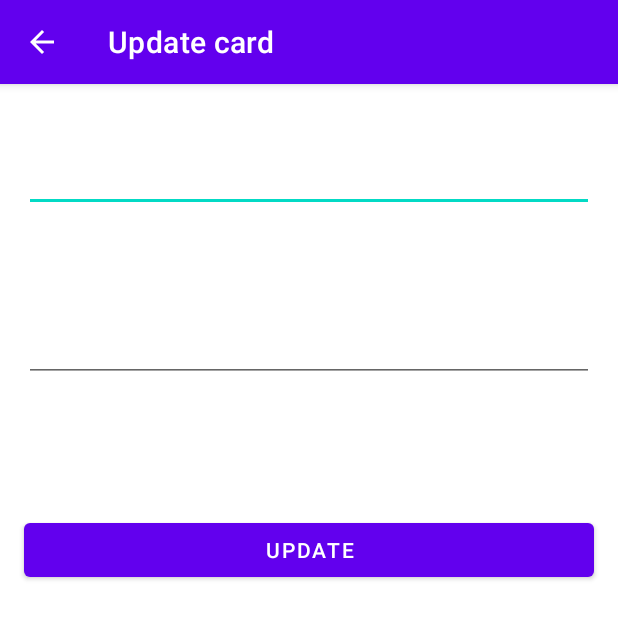
After one commit to ArtemKlym/SimpleCards, an Android app: the UpdateActivity screen opened directly, with no data from a screen before it, on a phone screen of 412 x 824 dp. The commit adds this screen. Shown: the top 619 px of the screen. Run offline under Robolectric (Android 15) with nearby library versions, the light colour scheme and no system bars.

Commit message:
Added 'UpdateActivity'

```diff
--- a/app/src/main/AndroidManifest.xml
+++ b/app/src/main/AndroidManifest.xml
@@ -16,14 +16,19 @@
         android:theme="@style/Theme.SimpleCards"
         tools:targetApi="31">
         <activity
+            android:name=".UpdateActivity"
+            android:exported="false"
+            android:label="Update card"
+            android:parentActivityName=".ShowCardsActivity"/>
+        <activity
             android:name=".ShowCardsActivity"
+            android:exported="false"
             android:label="Cards List"
-            android:exported="false"
-            android:parentActivityName=".MainActivity"/>
+            android:parentActivityName=".MainActivity" />
         <activity
             android:name=".AddWordActivity"
+            android:exported="false"
             android:label="Add Word"
-            android:exported="false"
             android:parentActivityName=".MainActivity" />
         <activity
             android:name=".MainActivity"
--- /dev/null
+++ b/app/src/main/java/com/example/simplecards/UpdateActivity.java
@@ -0,0 +1,14 @@
+package com.example.simplecards;
+
+import androidx.appcompat.app.AppCompatActivity;
+
+import android.os.Bundle;
+
+public class UpdateActivity extends AppCompatActivity {
+
+    @Override
+    protected void onCreate(Bundle savedInstanceState) {
+        super.onCreate(savedInstanceState);
+        setContentView(R.layout.activity_update);
+    }
+}
--- a/app/src/main/java/com/example/simplecards/recycleradapter/CustomAdapter.java
+++ b/app/src/main/java/com/example/simplecards/recycleradapter/CustomAdapter.java
@@ -23,6 +23,7 @@
 
 import com.example.simplecards.R;
 import com.example.simplecards.ShowCardsActivity;
+import com.example.simplecards.UpdateActivity;
 import com.example.simplecards.database.MyDataBaseHelper;
 
 import java.util.ArrayList;
@@ -109,6 +110,8 @@
                                 Toast.makeText(context, "Fail to delete", Toast.LENGTH_SHORT).show();
                             }
                         return true;
+                        case R.id.editMenu: context.startActivity(new Intent(context, UpdateActivity.class));
+                        return true;
 
                         default: return false;
                     }
--- /dev/null
+++ b/app/src/main/res/layout/activity_update.xml
@@ -0,0 +1,49 @@
+<?xml version="1.0" encoding="utf-8"?>
+<androidx.constraintlayout.widget.ConstraintLayout xmlns:android="http://schemas.android.com/apk/res/android"
+    xmlns:app="http://schemas.android.com/apk/res-auto"
+    xmlns:tools="http://schemas.android.com/tools"
+    android:layout_width="match_parent"
+    android:layout_height="match_parent"
+    tools:context=".UpdateActivity">
+
+    <EditText
+        android:id="@+id/originEditText"
+        android:layout_width="match_parent"
+        android:layout_height="wrap_content"
+        android:layout_marginStart="16dp"
+        android:layout_marginTop="40dp"
+        android:layout_marginEnd="16dp"
+        android:ems="10"
+        android:inputType="textPersonName"
+        app:layout_constraintEnd_toEndOf="parent"
+        app:layout_constraintHorizontal_bias="0.497"
+        app:layout_constraintStart_toStartOf="parent"
+        app:layout_constraintTop_toTopOf="parent" />
+
+    <EditText
+        android:id="@+id/translatedEditText"
+        android:layout_width="match_parent"
+        android:layout_height="wrap_content"
+        android:layout_marginStart="16dp"
+        android:layout_marginTop="68dp"
+        android:layout_marginEnd="16dp"
+        android:ems="10"
+        android:inputType="textPersonName"
+        app:layout_constraintEnd_toEndOf="@+id/originEditText"
+        app:layout_constraintHorizontal_bias="0.0"
+        app:layout_constraintStart_toStartOf="@+id/originEditText"
+        app:layout_constraintTop_toBottomOf="@+id/originEditText" />
+
+    <Button
+        android:id="@+id/btnUpdateWords"
+        android:layout_width="match_parent"
+        android:layout_height="wrap_content"
+        android:layout_marginStart="16dp"
+        android:layout_marginTop="88dp"
+        android:layout_marginEnd="16dp"
+        android:text="Update"
+        app:layout_constraintEnd_toEndOf="@+id/translatedEditText"
+        app:layout_constraintHorizontal_bias="0.449"
+        app:layout_constraintStart_toStartOf="@+id/translatedEditText"
+        app:layout_constraintTop_toBottomOf="@+id/translatedEditText" />
+</androidx.constraintlayout.widget.ConstraintLayout>
```
